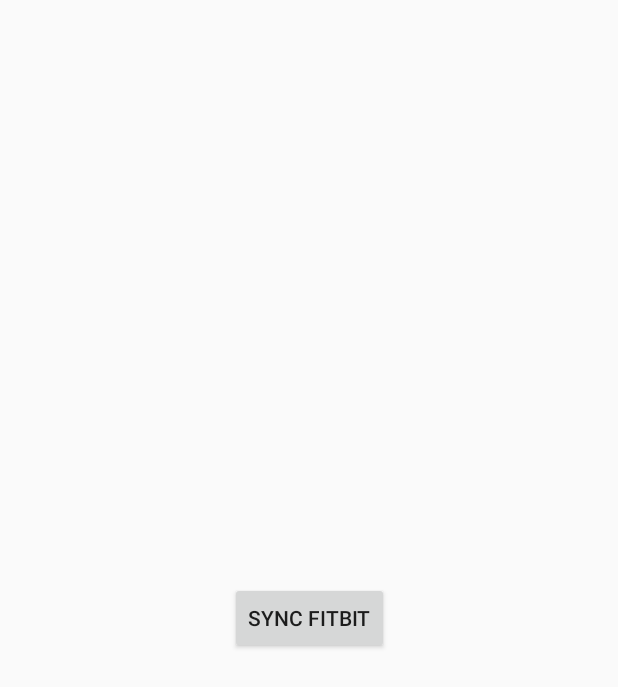
After one commit to SugamB/NextFit-May-2021-, an Android app: the Landing screen opened directly, with no data from a screen before it, on a phone screen of 412 x 824 dp. The commit adds this screen. Shown: the top 687 px of the screen. Run offline under Robolectric (Android 15) with nearby library versions, the phone set to English and light mode, and no system bars.

Commit message:
landing page initial

```diff
--- a/app/src/main/AndroidManifest.xml
+++ b/app/src/main/AndroidManifest.xml
@@ -1,16 +1,12 @@
 <?xml version="1.0" encoding="utf-8"?>
 <manifest xmlns:android="http://schemas.android.com/apk/res/android"
-    package="com.palhackmagic.nextfit" >
+    package="com.palhackmagic.nextfit">
 
     <uses-sdk
         android:minSdkVersion="28"
         android:targetSdkVersion="28" />
-
-    <uses-permission android:name="android.permission.WAKE_LOCK" />
-
+    <!-- <uses-permission android:name="android.permission.WAKE_LOCK" /> -->
     <uses-permission android:name="android.permission.INTERNET" />
-
-    <uses-feature android:name="android.hardware.type.watch" />
 
     <application
         android:allowBackup="true"
@@ -19,22 +15,18 @@
         android:label="NextFit"
         android:roundIcon="@drawable/newlogo"
         android:supportsRtl="true"
-        android:theme="@style/AppTheme.NoActionBar"
-        >
+        android:theme="@style/AppTheme.NoActionBar">
+        <activity android:name=".data.Landing"></activity>
         <activity
             android:name=".SignUpActivity"
-            android:label="@string/title_activity_sign_up" >
-        </activity>
-
+            android:label="@string/title_activity_sign_up"></activity>
         <activity
             android:name=".ui.login.LoginActivity"
-            android:label="@string/title_activity_login">
-
-        </activity>
-
+            android:label="@string/title_activity_login"></activity>
         <activity android:name=".MainActivity">
             <intent-filter>
                 <action android:name="android.intent.action.MAIN" />
+
                 <category android:name="android.intent.category.LAUNCHER" />
             </intent-filter>
         </activity>
--- a/app/src/main/java/com/palhackmagic/nextfit/MainActivity.java
+++ b/app/src/main/java/com/palhackmagic/nextfit/MainActivity.java
@@ -29,7 +29,7 @@ public class MainActivity extends AppCompatActivity {
                     ignored.printStackTrace();
                 }
             }
-        }, 3500);  // Give a 5 seconds delay.
+        }, 2500);  // Give a 5 seconds delay.
     }
 
     @Override
--- /dev/null
+++ b/app/src/main/java/com/palhackmagic/nextfit/data/Landing.java
@@ -0,0 +1,18 @@
+package com.palhackmagic.nextfit.data;
+
+import androidx.appcompat.app.AppCompatActivity;
+
+import android.os.Bundle;
+
+import com.palhackmagic.nextfit.R;
+
+public class Landing extends AppCompatActivity {
+
+    @Override
+    protected void onCreate(Bundle savedInstanceState) {
+        super.onCreate(savedInstanceState);
+        setContentView(R.layout.activity_landing);
+
+//        https://www.fitbit.com/oauth2/authorize?response_type=code&client_id=22C569&redirect_uri=https://localhost&scope=activity%20nutrition%20heartrate%20location%20nutrition%20profile%20settings%20sleep%20social%20weight
+    }
+}
--- a/app/src/main/java/com/palhackmagic/nextfit/ui/login/LoginActivity.java
+++ b/app/src/main/java/com/palhackmagic/nextfit/ui/login/LoginActivity.java
@@ -15,6 +15,7 @@ import androidx.appcompat.app.AppCompatActivity;
 import com.palhackmagic.nextfit.MainActivity;
 import com.palhackmagic.nextfit.R;
 import com.palhackmagic.nextfit.SignUpActivity;
+import com.palhackmagic.nextfit.data.Landing;
 
 public class LoginActivity extends AppCompatActivity {
 
@@ -101,6 +102,14 @@ public class LoginActivity extends AppCompatActivity {
                     startActivity(new Intent(LoginActivity.this, SignUpActivity.class));
                 }
         });
+
+            //This is test for sign in button and going to the landing page
+        signin.setOnClickListener(new View.OnClickListener() {
+            @Override
+            public void onClick(View v) {
+                startActivity(new Intent(LoginActivity.this, Landing.class));
+            }
+        });
     }
 
 //    private void showLoginFailed(@StringRes Integer errorString) {
--- /dev/null
+++ b/app/src/main/res/layout/activity_landing.xml
@@ -0,0 +1,27 @@
+<?xml version="1.0" encoding="utf-8"?>
+<androidx.constraintlayout.widget.ConstraintLayout xmlns:android="http://schemas.android.com/apk/res/android"
+    xmlns:app="http://schemas.android.com/apk/res-auto"
+    xmlns:tools="http://schemas.android.com/tools"
+    android:layout_width="match_parent"
+    android:layout_height="match_parent"
+    tools:context=".data.Landing">
+
+<!--    <TextView-->
+        android:id="@+id/textView"
+        android:layout_width="wrap_content"
+        android:layout_height="wrap_content"
+        android:text="This is text view"
+        tools:layout_editor_absoluteX="131dp"
+        tools:layout_editor_absoluteY="238dp"
+        tools:ignore="MissingConstraints" />
+
+    <Button
+        android:id="@+id/button"
+        android:layout_width="wrap_content"
+        android:layout_height="wrap_content"
+        android:text="Sync Fitbit"
+        app:layout_constraintBottom_toBottomOf="parent"
+        app:layout_constraintEnd_toEndOf="parent"
+        app:layout_constraintStart_toStartOf="parent"
+        app:layout_constraintTop_toTopOf="parent" />
+</androidx.constraintlayout.widget.ConstraintLayout>
--- a/app/src/main/res/values/strings.xml
+++ b/app/src/main/res/values/strings.xml
@@ -30,4 +30,5 @@
     values-round/strings.xml for round devices.
     -->
     <string name="hello_world">Hello Square World!</string>
+    <string name="title_activity_landing">Landing</string>
 </resources>
```
